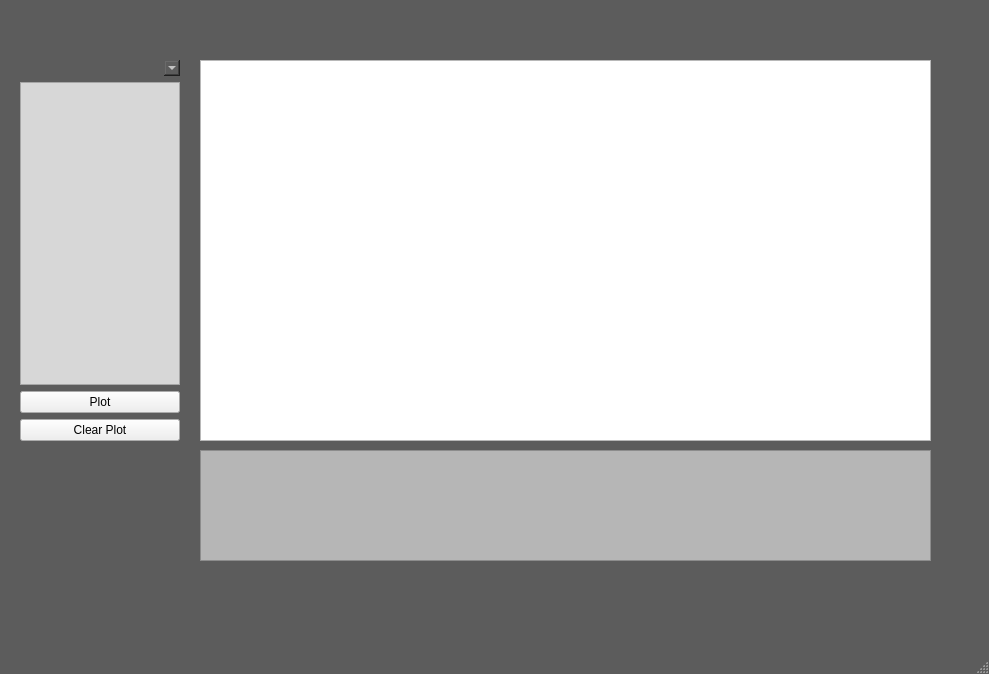
First picture: the form in Verkefni3/ui/window.ui, repository thortom/T-316-GAVI, before the edit.
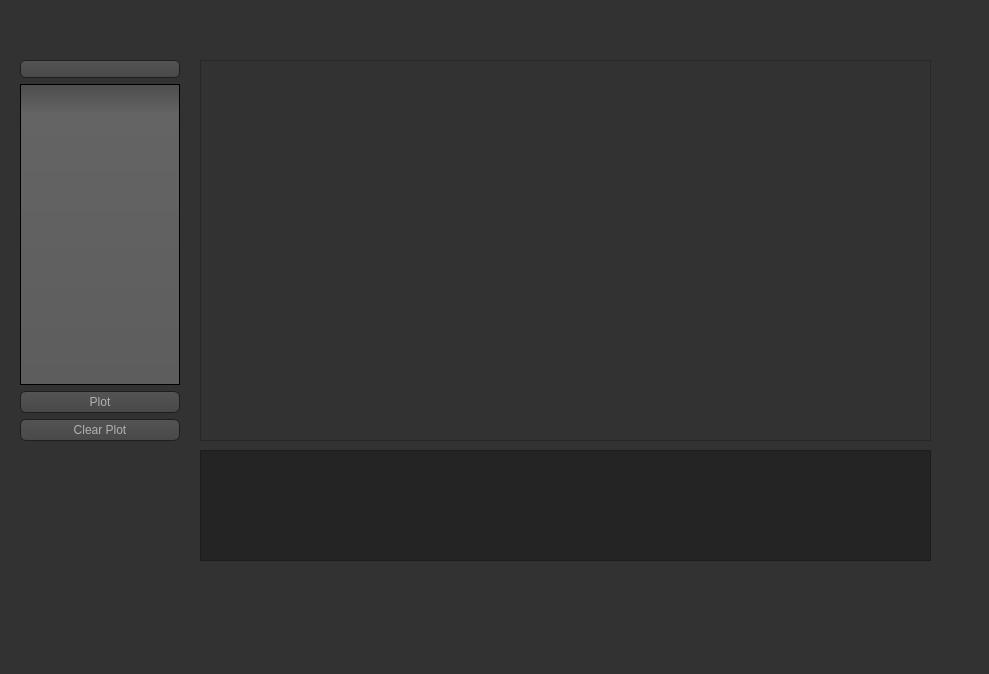
Second picture: the form after the edit. Icons and pictures are not drawn. Custom widgets are drawn as their Qt base class.

Diff of the .ui file:
```diff
--- a/Verkefni3/ui/window.ui
+++ b/Verkefni3/ui/window.ui
@@ -14,68 +14,464 @@
    <string>Verkefni 3</string>
   </property>
   <property name="styleSheet">
-   <string notr="true">QMainWindow,
+   <string notr="true">QToolTip
+{
+     border: 1px solid black;
+     background-color: #ffa02f;
+     padding: 1px;
+     border-radius: 3px;
+     opacity: 100;
+}
+
+QWidget
+{
+    color: #b1b1b1;
+    background-color: #323232;
+}
+
+QWidget:item:hover
+{
+    background-color: QLinearGradient( x1: 0, y1: 0, x2: 0, y2: 1, stop: 0 #ffa02f, stop: 1 #ca0619);
+    color: #000000;
+}
+
+QWidget:item:selected
+{
+    background-color: QLinearGradient( x1: 0, y1: 0, x2: 0, y2: 1, stop: 0 #ffa02f, stop: 1 #d7801a);
+}
+
+QMenuBar::item
+{
+    background: transparent;
+}
+
+QMenuBar::item:selected
+{
+    background: transparent;
+    border: 1px solid #ffaa00;
+}
+
+QMenuBar::item:pressed
+{
+    background: #444;
+    border: 1px solid #000;
+    background-color: QLinearGradient(
+        x1:0, y1:0,
+        x2:0, y2:1,
+        stop:1 #212121,
+        stop:0.4 #343434/*,
+        stop:0.2 #343434,
+        stop:0.1 #ffaa00*/
+    );
+    margin-bottom:-1px;
+    padding-bottom:1px;
+}
+
+QMenu
+{
+    border: 1px solid #000;
+}
+
+QMenu::item
+{
+    padding: 2px 20px 2px 20px;
+}
+
+QMenu::item:selected
+{
+    color: #000000;
+}
+
+QWidget:disabled
+{
+    color: #404040;
+    background-color: #323232;
+}
+
 QAbstractItemView
 {
- color: #EAEAEA;
- background: #5C5C5C;
+    background-color: QLinearGradient( x1: 0, y1: 0, x2: 0, y2: 1, stop: 0 #4d4d4d, stop: 0.1 #646464, stop: 1 #5d5d5d);
 }
- 
+
+QWidget:focus
+{
+    /*border: 2px solid QLinearGradient( x1: 0, y1: 0, x2: 0, y2: 1, stop: 0 #ffa02f, stop: 1 #d7801a);*/
+}
+
+QLineEdit
+{
+    background-color: QLinearGradient( x1: 0, y1: 0, x2: 0, y2: 1, stop: 0 #4d4d4d, stop: 0 #646464, stop: 1 #5d5d5d);
+    padding: 1px;
+    border-style: solid;
+    border: 1px solid #1e1e1e;
+    border-radius: 5;
+}
+
+QPushButton
+{
+    color: #b1b1b1;
+    background-color: QLinearGradient( x1: 0, y1: 0, x2: 0, y2: 1, stop: 0 #565656, stop: 0.1 #525252, stop: 0.5 #4e4e4e, stop: 0.9 #4a4a4a, stop: 1 #464646);
+    border-width: 1px;
+    border-color: #1e1e1e;
+    border-style: solid;
+    border-radius: 6;
+    padding: 3px;
+    font-size: 12px;
+    padding-left: 5px;
+    padding-right: 5px;
+}
+
+QPushButton:pressed
+{
+    background-color: QLinearGradient( x1: 0, y1: 0, x2: 0, y2: 1, stop: 0 #2d2d2d, stop: 0.1 #2b2b2b, stop: 0.5 #292929, stop: 0.9 #282828, stop: 1 #252525);
+}
+
 QComboBox
 {
-   color: #FFFFFF;
-   background-color: #5C5C5C;
-   min-height: 15px;
-   min-width: 60px;
-   max-width: 360px;
-   padding-left: 5px;
-   padding-right: 15px;
-   border-style: solid;
+    selection-background-color: #ffaa00;
+    background-color: QLinearGradient( x1: 0, y1: 0, x2: 0, y2: 1, stop: 0 #565656, stop: 0.1 #525252, stop: 0.5 #4e4e4e, stop: 0.9 #4a4a4a, stop: 1 #464646);
+    border-style: solid;
+    border: 1px solid #1e1e1e;
+    border-radius: 5;
 }
- 
+
+QComboBox:hover,QPushButton:hover
+{
+    border: 2px solid QLinearGradient( x1: 0, y1: 0, x2: 0, y2: 1, stop: 0 #ffa02f, stop: 1 #d7801a);
+}
+
+
+QComboBox:on
+{
+    padding-top: 3px;
+    padding-left: 4px;
+    background-color: QLinearGradient( x1: 0, y1: 0, x2: 0, y2: 1, stop: 0 #2d2d2d, stop: 0.1 #2b2b2b, stop: 0.5 #292929, stop: 0.9 #282828, stop: 1 #252525);
+    selection-background-color: #ffaa00;
+}
+
 QComboBox QAbstractItemView
 {
-   color: #000000;
-   background-color: #CFCFCF;
-   selection-background-color: #1D1D1D;
-   border-style: solid;
+    border: 2px solid darkgray;
+    selection-background-color: QLinearGradient( x1: 0, y1: 0, x2: 0, y2: 1, stop: 0 #ffa02f, stop: 1 #d7801a);
 }
- 
+
+QComboBox::drop-down
+{
+     subcontrol-origin: padding;
+     subcontrol-position: top right;
+     width: 15px;
+
+     border-left-width: 0px;
+     border-left-color: darkgray;
+     border-left-style: solid; /* just a single line */
+     border-top-right-radius: 3px; /* same radius as the QComboBox */
+     border-bottom-right-radius: 3px;
+ }
+
+QComboBox::down-arrow
+{
+     image: url(:/down_arrow.png);
+}
+
+QGroupBox:focus
+{
+border: 2px solid QLinearGradient( x1: 0, y1: 0, x2: 0, y2: 1, stop: 0 #ffa02f, stop: 1 #d7801a);
+}
+
+QTextEdit:focus
+{
+    border: 2px solid QLinearGradient( x1: 0, y1: 0, x2: 0, y2: 1, stop: 0 #ffa02f, stop: 1 #d7801a);
+}
+
+QScrollBar:horizontal {
+     border: 1px solid #222222;
+     background: QLinearGradient( x1: 0, y1: 0, x2: 0, y2: 1, stop: 0.0 #121212, stop: 0.2 #282828, stop: 1 #484848);
+     height: 7px;
+     margin: 0px 16px 0 16px;
+}
+
+QScrollBar::handle:horizontal
+{
+      background: QLinearGradient( x1: 0, y1: 0, x2: 1, y2: 0, stop: 0 #ffa02f, stop: 0.5 #d7801a, stop: 1 #ffa02f);
+      min-height: 20px;
+      border-radius: 2px;
+}
+
+QScrollBar::add-line:horizontal {
+      border: 1px solid #1b1b19;
+      border-radius: 2px;
+      background: QLinearGradient( x1: 0, y1: 0, x2: 1, y2: 0, stop: 0 #ffa02f, stop: 1 #d7801a);
+      width: 14px;
+      subcontrol-position: right;
+      subcontrol-origin: margin;
+}
+
+QScrollBar::sub-line:horizontal {
+      border: 1px solid #1b1b19;
+      border-radius: 2px;
+      background: QLinearGradient( x1: 0, y1: 0, x2: 1, y2: 0, stop: 0 #ffa02f, stop: 1 #d7801a);
+      width: 14px;
+     subcontrol-position: left;
+     subcontrol-origin: margin;
+}
+
+QScrollBar::right-arrow:horizontal, QScrollBar::left-arrow:horizontal
+{
+      border: 1px solid black;
+      width: 1px;
+      height: 1px;
+      background: white;
+}
+
+QScrollBar::add-page:horizontal, QScrollBar::sub-page:horizontal
+{
+      background: none;
+}
+
+QScrollBar:vertical
+{
+      background: QLinearGradient( x1: 0, y1: 0, x2: 1, y2: 0, stop: 0.0 #121212, stop: 0.2 #282828, stop: 1 #484848);
+      width: 7px;
+      margin: 16px 0 16px 0;
+      border: 1px solid #222222;
+}
+
+QScrollBar::handle:vertical
+{
+      background: QLinearGradient( x1: 0, y1: 0, x2: 0, y2: 1, stop: 0 #ffa02f, stop: 0.5 #d7801a, stop: 1 #ffa02f);
+      min-height: 20px;
+      border-radius: 2px;
+}
+
+QScrollBar::add-line:vertical
+{
+      border: 1px solid #1b1b19;
+      border-radius: 2px;
+      background: QLinearGradient( x1: 0, y1: 0, x2: 0, y2: 1, stop: 0 #ffa02f, stop: 1 #d7801a);
+      height: 14px;
+      subcontrol-position: bottom;
+      subcontrol-origin: margin;
+}
+
+QScrollBar::sub-line:vertical
+{
+      border: 1px solid #1b1b19;
+      border-radius: 2px;
+      background: QLinearGradient( x1: 0, y1: 0, x2: 0, y2: 1, stop: 0 #d7801a, stop: 1 #ffa02f);
+      height: 14px;
+      subcontrol-position: top;
+      subcontrol-origin: margin;
+}
+
+QScrollBar::up-arrow:vertical, QScrollBar::down-arrow:vertical
+{
+      border: 1px solid black;
+      width: 1px;
+      height: 1px;
+      background: white;
+}
+
+
+QScrollBar::add-page:vertical, QScrollBar::sub-page:vertical
+{
+      background: none;
+}
+
+QTextEdit
+{
+    background-color: #242424;
+}
+
+QPlainTextEdit
+{
+    background-color: #242424;
+}
+
 QHeaderView::section
 {
-   color: white;
-   background-color: #7F7F7F;
-   padding-left: 4px;
-   border: 1px solid #6c6c6c;
+    background-color: QLinearGradient(x1:0, y1:0, x2:0, y2:1, stop:0 #616161, stop: 0.5 #505050, stop: 0.6 #434343, stop:1 #656565);
+    color: white;
+    padding-left: 4px;
+    border: 1px solid #6c6c6c;
 }
- 
-QTreeView
+
+QCheckBox:disabled
 {
-   color: #000000;
-   background-color: #B6B6B6;
-   alternate-background-color: #A5A5A5;
-   selection-color: #000000;
-   selection-background-color: #7FB3E6;
+color: #414141;
 }
- 
-QTreeView::branch:item
+
+QDockWidget::title
 {
-   color: #714DFF;
+    text-align: center;
+    spacing: 3px; /* spacing between items in the tool bar */
+    background-color: QLinearGradient(x1:0, y1:0, x2:0, y2:1, stop:0 #323232, stop: 0.5 #242424, stop:1 #323232);
 }
- 
-QListView
+
+QDockWidget::close-button, QDockWidget::float-button
 {
-   color: #000000;
-   background-color: #D7D7D7;
+    text-align: center;
+    spacing: 1px; /* spacing between items in the tool bar */
+    background-color: QLinearGradient(x1:0, y1:0, x2:0, y2:1, stop:0 #323232, stop: 0.5 #242424, stop:1 #323232);
 }
 
-QTextBrowser
+QDockWidget::close-button:hover, QDockWidget::float-button:hover
 {
-   color: #000000;
-   background-color: #B6B6B6;
-   alternate-background-color: #A5A5A5;
-   selection-color: #000000;
-   selection-background-color: #7FB3E6;
+    background: #242424;
+}
+
+QDockWidget::close-button:pressed, QDockWidget::float-button:pressed
+{
+    padding: 1px -1px -1px 1px;
+}
+
+QMainWindow::separator
+{
+    background-color: QLinearGradient(x1:0, y1:0, x2:0, y2:1, stop:0 #161616, stop: 0.5 #151515, stop: 0.6 #212121, stop:1 #343434);
+    color: white;
+    padding-left: 4px;
+    border: 1px solid #4c4c4c;
+    spacing: 3px; /* spacing between items in the tool bar */
+}
+
+QMainWindow::separator:hover
+{
+
+    background-color: QLinearGradient(x1:0, y1:0, x2:0, y2:1, stop:0 #d7801a, stop:0.5 #b56c17 stop:1 #ffa02f);
+    color: white;
+    padding-left: 4px;
+    border: 1px solid #6c6c6c;
+    spacing: 3px; /* spacing between items in the tool bar */
+}
+
+QToolBar::handle
+{
+     spacing: 3px; /* spacing between items in the tool bar */
+     background: url(:/images/handle.png);
+}
+
+QMenu::separator
+{
+    height: 2px;
+    background-color: QLinearGradient(x1:0, y1:0, x2:0, y2:1, stop:0 #161616, stop: 0.5 #151515, stop: 0.6 #212121, stop:1 #343434);
+    color: white;
+    padding-left: 4px;
+    margin-left: 10px;
+    margin-right: 5px;
+}
+
+QProgressBar
+{
+    border: 2px solid grey;
+    border-radius: 5px;
+    text-align: center;
+}
+
+QProgressBar::chunk
+{
+    background-color: #d7801a;
+    width: 2.15px;
+    margin: 0.5px;
+}
+
+QTabBar::tab {
+    color: #b1b1b1;
+    border: 1px solid #444;
+    border-bottom-style: none;
+    background-color: #323232;
+    padding-left: 10px;
+    padding-right: 10px;
+    padding-top: 3px;
+    padding-bottom: 2px;
+    margin-right: -1px;
+}
+
+QTabWidget::pane {
+    border: 1px solid #444;
+    top: 1px;
+}
+
+QTabBar::tab:last
+{
+    margin-right: 0; /* the last selected tab has nothing to overlap with on the right */
+    border-top-right-radius: 3px;
+}
+
+QTabBar::tab:first:!selected
+{
+ margin-left: 0px; /* the last selected tab has nothing to overlap with on the right */
+
+
+    border-top-left-radius: 3px;
+}
+
+QTabBar::tab:!selected
+{
+    color: #b1b1b1;
+    border-bottom-style: solid;
+    margin-top: 3px;
+    background-color: QLinearGradient(x1:0, y1:0, x2:0, y2:1, stop:1 #212121, stop:.4 #343434);
+}
+
+QTabBar::tab:selected
+{
+    border-top-left-radius: 3px;
+    border-top-right-radius: 3px;
+    margin-bottom: 0px;
+}
+
+QTabBar::tab:!selected:hover
+{
+    /*border-top: 2px solid #ffaa00;
+    padding-bottom: 3px;*/
+    border-top-left-radius: 3px;
+    border-top-right-radius: 3px;
+    background-color: QLinearGradient(x1:0, y1:0, x2:0, y2:1, stop:1 #212121, stop:0.4 #343434, stop:0.2 #343434, stop:0.1 #ffaa00);
+}
+
+QRadioButton::indicator:checked, QRadioButton::indicator:unchecked{
+    color: #b1b1b1;
+    background-color: #323232;
+    border: 1px solid #b1b1b1;
+    border-radius: 6px;
+}
+
+QRadioButton::indicator:checked
+{
+    background-color: qradialgradient(
+        cx: 0.5, cy: 0.5,
+        fx: 0.5, fy: 0.5,
+        radius: 1.0,
+        stop: 0.25 #ffaa00,
+        stop: 0.3 #323232
+    );
+}
+
+QCheckBox::indicator{
+    color: #b1b1b1;
+    background-color: #323232;
+    border: 1px solid #b1b1b1;
+    width: 9px;
+    height: 9px;
+}
+
+QRadioButton::indicator
+{
+    border-radius: 6px;
+}
+
+QRadioButton::indicator:hover, QCheckBox::indicator:hover
+{
+    border: 1px solid #ffaa00;
+}
+
+QCheckBox::indicator:checked
+{
+    image:url(:/images/checkbox.png);
+}
+
+QCheckBox::indicator:disabled, QRadioButton::indicator:disabled
+{
+    border: 1px solid #444;
 }</string>
   </property>
   <widget class="QWidget" name="centralwidget">
@@ -140,54 +536,54 @@
        <colorrole role="WindowText">
         <brush brushstyle="SolidPattern">
          <color alpha="255">
-          <red>0</red>
-          <green>0</green>
-          <blue>0</blue>
+          <red>177</red>
+          <green>177</green>
+          <blue>177</blue>
          </color>
         </brush>
        </colorrole>
        <colorrole role="Button">
         <brush brushstyle="SolidPattern">
          <color alpha="255">
-          <red>182</red>
-          <green>182</green>
-          <blue>182</blue>
+          <red>36</red>
+          <green>36</green>
+          <blue>36</blue>
          </color>
         </brush>
        </colorrole>
        <colorrole role="Text">
         <brush brushstyle="SolidPattern">
          <color alpha="255">
-          <red>0</red>
-          <green>0</green>
-          <blue>0</blue>
+          <red>177</red>
+          <green>177</green>
+          <blue>177</blue>
          </color>
         </brush>
        </colorrole>
        <colorrole role="ButtonText">
         <brush brushstyle="SolidPattern">
          <color alpha="255">
-          <red>0</red>
-          <green>0</green>
-          <blue>0</blue>
+          <red>177</red>
+          <green>177</green>
+          <blue>177</blue>
          </color>
         </brush>
        </colorrole>
        <colorrole role="Base">
         <brush brushstyle="SolidPattern">
          <color alpha="255">
-          <red>182</red>
-          <green>182</green>
-          <blue>182</blue>
+          <red>36</red>
+          <green>36</green>
+          <blue>36</blue>
          </color>
         </brush>
        </colorrole>
        <colorrole role="Window">
         <brush brushstyle="SolidPattern">
          <color alpha="255">
-          <red>182</red>
-          <green>182</green>
-          <blue>182</blue>
+          <red>36</red>
+          <green>36</green>
+          <blue>36</blue>
          </color>
         </brush>
        </colorrole>
@@ -223,54 +619,54 @@
        <colorrole role="WindowText">
         <brush brushstyle="SolidPattern">
          <color alpha="255">
-          <red>0</red>
-          <green>0</green>
-          <blue>0</blue>
+          <red>177</red>
+          <green>177</green>
+          <blue>177</blue>
          </color>
         </brush>
        </colorrole>
        <colorrole role="Button">
         <brush brushstyle="SolidPattern">
          <color alpha="255">
-          <red>182</red>
-          <green>182</green>
-          <blue>182</blue>
+          <red>36</red>
+          <green>36</green>
+          <blue>36</blue>
          </color>
         </brush>
        </colorrole>
        <colorrole role="Text">
         <brush brushstyle="SolidPattern">
          <color alpha="255">
-          <red>0</red>
-          <green>0</green>
-          <blue>0</blue>
+          <red>177</red>
+          <green>177</green>
+          <blue>177</blue>
          </color>
         </brush>
        </colorrole>
        <colorrole role="ButtonText">
         <brush brushstyle="SolidPattern">
          <color alpha="255">
-          <red>0</red>
-          <green>0</green>
-          <blue>0</blue>
+          <red>177</red>
+          <green>177</green>
+          <blue>177</blue>
          </color>
         </brush>
        </colorrole>
        <colorrole role="Base">
         <brush brushstyle="SolidPattern">
          <color alpha="255">
-          <red>182</red>
-          <green>182</green>
-          <blue>182</blue>
+          <red>36</red>
+          <green>36</green>
+          <blue>36</blue>
          </color>
         </brush>
        </colorrole>
        <colorrole role="Window">
         <brush brushstyle="SolidPattern">
          <color alpha="255">
-          <red>182</red>
-          <green>182</green>
-          <blue>182</blue>
+          <red>36</red>
+          <green>36</green>
+          <blue>36</blue>
          </color>
         </brush>
        </colorrole>
@@ -306,54 +702,54 @@
        <colorrole role="WindowText">
         <brush brushstyle="SolidPattern">
          <color alpha="255">
-          <red>0</red>
-          <green>0</green>
-          <blue>0</blue>
+          <red>64</red>
+          <green>64</green>
+          <blue>64</blue>
          </color>
         </brush>
        </colorrole>
        <colorrole role="Button">
         <brush brushstyle="SolidPattern">
          <color alpha="255">
-          <red>182</red>
-          <green>182</green>
-          <blue>182</blue>
+          <red>50</red>
+          <green>50</green>
+          <blue>50</blue>
          </color>
         </brush>
        </colorrole>
        <colorrole role="Text">
         <brush brushstyle="SolidPattern">
          <color alpha="255">
-          <red>0</red>
-          <green>0</green>
-          <blue>0</blue>
+          <red>64</red>
+          <green>64</green>
+          <blue>64</blue>
          </color>
         </brush>
        </colorrole>
        <colorrole role="ButtonText">
         <brush brushstyle="SolidPattern">
          <color alpha="255">
-          <red>0</red>
-          <green>0</green>
-          <blue>0</blue>
+          <red>64</red>
+          <green>64</green>
+          <blue>64</blue>
          </color>
         </brush>
        </colorrole>
        <colorrole role="Base">
         <brush brushstyle="SolidPattern">
          <color alpha="255">
-          <red>182</red>
-          <green>182</green>
-          <blue>182</blue>
+          <red>50</red>
+          <green>50</green>
+          <blue>50</blue>
          </color>
         </brush>
        </colorrole>
        <colorrole role="Window">
         <brush brushstyle="SolidPattern">
          <color alpha="255">
-          <red>182</red>
-          <green>182</green>
-          <blue>182</blue>
+          <red>50</red>
+          <green>50</green>
+          <blue>50</blue>
          </color>
         </brush>
        </colorrole>
```
Left out of the diff: 4 changed lines with no effect on the pictures.
